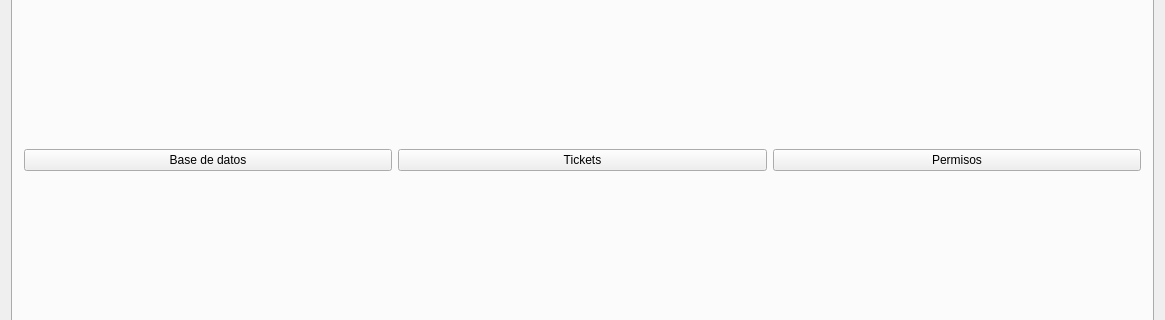
This is tienda.ui in Ladis72/tienda as Qt 5 draws it before an edit; both pictures show x 0 to 1165 and y 207 to 527 of the 1165 by 736 pixel window. The edited form follows.
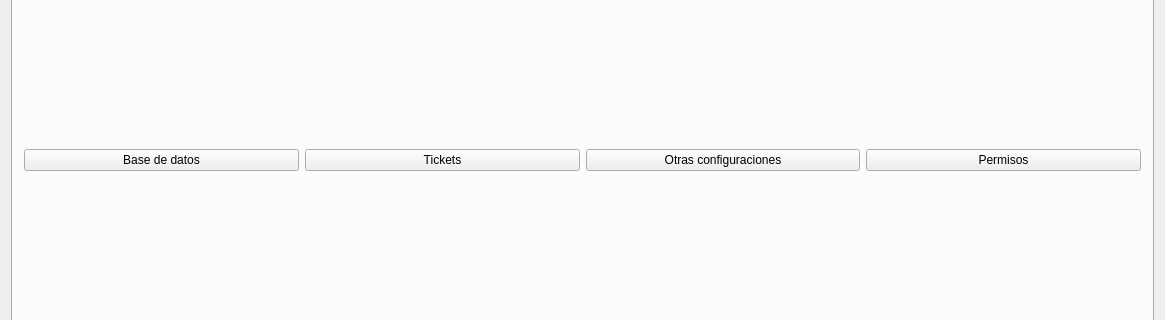
This is the edited form. The open tabs and pages were chosen to show the change. Icons and pictures are not drawn.

```diff
--- a/tienda.ui
+++ b/tienda.ui
@@ -317,6 +317,13 @@
             </property>
            </widget>
           </item>
+          <item>
+           <widget class="QPushButton" name="pushButtonConfiguracion">
+            <property name="text">
+             <string>Otras configuraciones</string>
+            </property>
+           </widget>
+          </item>
           <item>
            <widget class="QPushButton" name="pushButtonPermisos">
             <property name="text">
```
Left out of the diff: 4 changed lines with no effect on the pictures.
